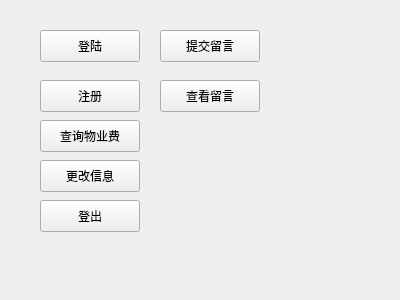
Qt form modules/UI/UI_resourse/mainwinUI.ui (kekekuli/PropertyManager) before a commit.
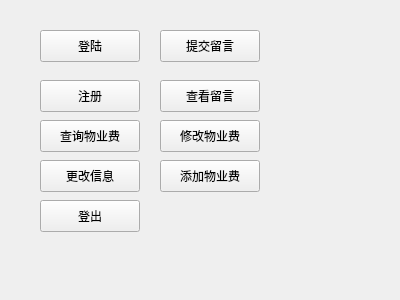
The same form after that commit.

```diff
--- a/modules/UI/UI_resourse/mainwinUI.ui
+++ b/modules/UI/UI_resourse/mainwinUI.ui
@@ -104,6 +104,32 @@
     <string>查看留言</string>
    </property>
   </widget>
+  <widget class="QPushButton" name="alterfee">
+   <property name="geometry">
+    <rect>
+     <x>160</x>
+     <y>120</y>
+     <width>100</width>
+     <height>32</height>
+    </rect>
+   </property>
+   <property name="text">
+    <string>修改物业费</string>
+   </property>
+  </widget>
+  <widget class="QPushButton" name="addfee">
+   <property name="geometry">
+    <rect>
+     <x>160</x>
+     <y>160</y>
+     <width>100</width>
+     <height>32</height>
+    </rect>
+   </property>
+   <property name="text">
+    <string>添加物业费</string>
+   </property>
+  </widget>
  </widget>
  <resources/>
  <connections/>
```
